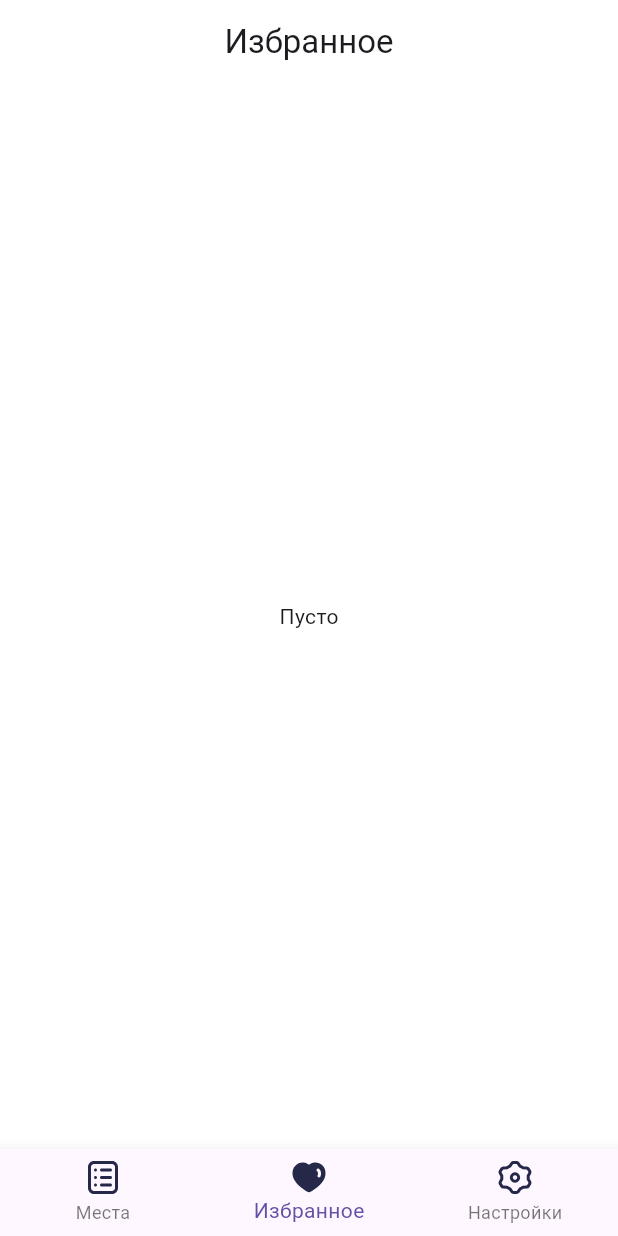
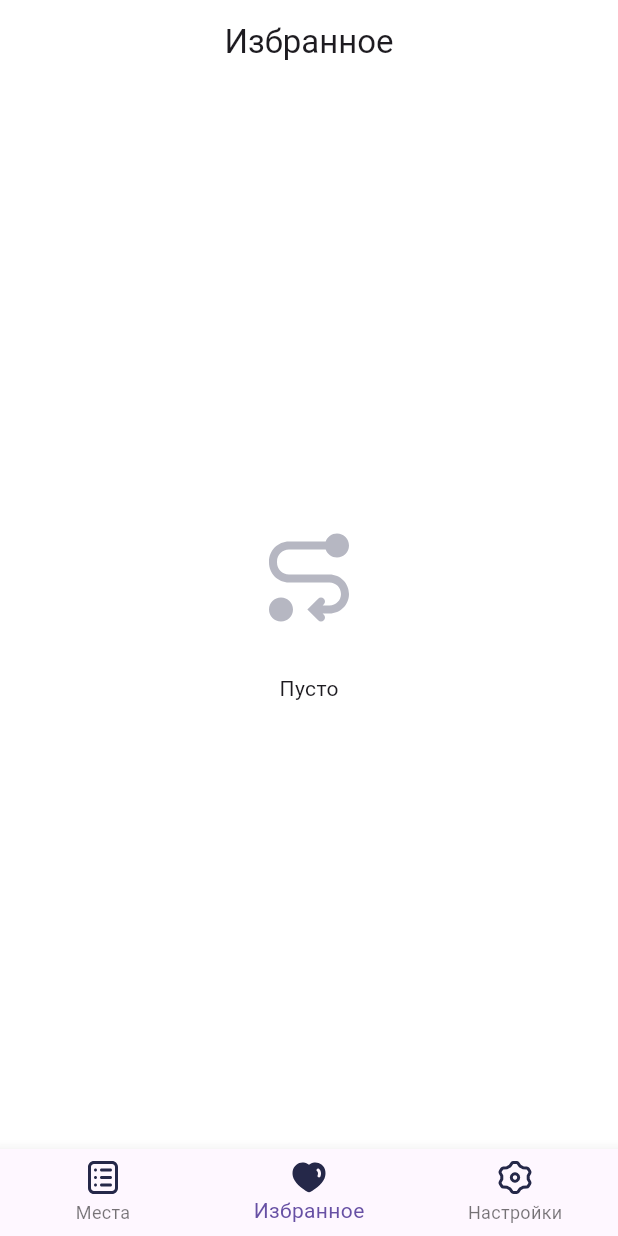
Before and after one commit to qpeyba/surf-flutter-summer-school-2025, a Flutter app: the screen it shows after launch, item 2 of the bottom bar chosen, on a phone screen of 412 x 824 dp. Run offline on Flutter 3.47's test engine with Material 3 defaults, Android fonts, the phone set to English and light mode, and no system bars; our stand-ins replace cached_network_image, dio, equatable, flutter_svg, retrofit, shared_preferences; generated files the repository leaves out were written again; network calls fail; statements that could not run were skipped.

Commit message:
empty fav list is emplimented and add FavoritesEmptyWidget and FavoritesListWidget for favorites screen

```diff
--- a/lib/features/favorites/ui/screens/favorites_screen.dart
+++ b/lib/features/favorites/ui/screens/favorites_screen.dart
@@ -1,6 +1,9 @@
 import 'package:flutter/material.dart';
 import 'package:surf_places/assets/strings/app_strings.dart';
+import 'package:surf_places/features/favorites/domain/favorites_state.dart';
 import 'package:surf_places/features/favorites/ui/screens/favorites_wm.dart';
+import 'package:surf_places/features/favorites/ui/widgets/favorites_empty_widget.dart';
+import 'package:surf_places/features/favorites/ui/widgets/favorites_list_widget.dart';
 
 class FavoritesScreen extends StatelessWidget {
   final IFavoritesWM wm;
@@ -13,8 +16,15 @@ class FavoritesScreen extends StatelessWidget {
       appBar: AppBar(
         title: const Text(AppStrings.placesScreenBottomNavFavorites),
       ),
-      body: const Center(
-        child: Text(AppStrings.favoritesEmptyTitle),
+      body: ValueListenableBuilder<FavoritesState>(
+        valueListenable: wm.favoritesState,
+        builder: (context, state, _) {
+          return switch (state) {
+            FavoritesStateLoading() => const Center(child: CircularProgressIndicator()),
+            FavoritesStateEmpty() => const FavoritesEmptyWidget(),
+            FavoritesStateData(places: final places) => FavoritesListWidget(places: places, wm: wm),
+          };
+        },
       ),
     );
   }
--- /dev/null
+++ b/lib/features/favorites/ui/widgets/favorites_empty_widget.dart
@@ -0,0 +1,33 @@
+import 'package:flutter/material.dart';
+import 'package:surf_places/assets/images/app_svg_icons.dart';
+import 'package:surf_places/assets/strings/app_strings.dart';
+import 'package:surf_places/uikit/images/svg_picture_widget.dart';
+import 'package:surf_places/uikit/themes/colors/app_color_theme.dart';
+import 'package:surf_places/uikit/themes/text/app_text_theme.dart';
+
+class FavoritesEmptyWidget extends StatelessWidget {
+  const FavoritesEmptyWidget({super.key});
+
+  @override
+  Widget build(BuildContext context) {
+    final colorTheme = AppColorTheme.of(context);
+    final textTheme = AppTextTheme.of(context);
+
+    return Center(
+      child: Column(
+        mainAxisAlignment: MainAxisAlignment.center,
+        children: [
+          SvgPictureWidget(
+            AppSvgIcons.icEmptyVisited,
+            color: colorTheme.textSecondaryVariant,
+          ),
+          const SizedBox(height: 32),
+          Text(
+            AppStrings.favoritesEmptyTitle,
+            style: textTheme.subtitle.copyWith(color: colorTheme.textSecondaryVariant),
+          ),
+        ],
+      ),
+    );
+  }
+}
```
Also changed, not shown: lib/features/favorites/ui/widgets/favorites_list_widget.dart (added, +34 -0 lines).
